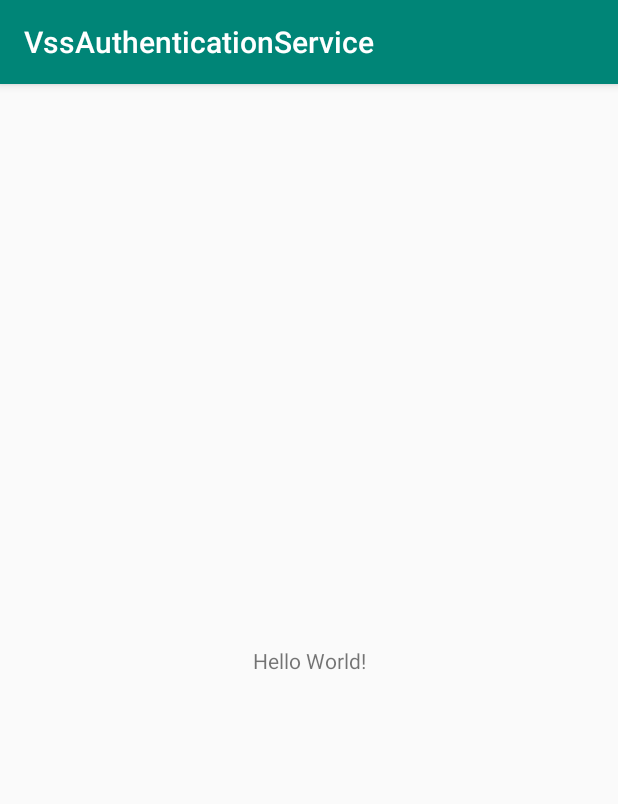
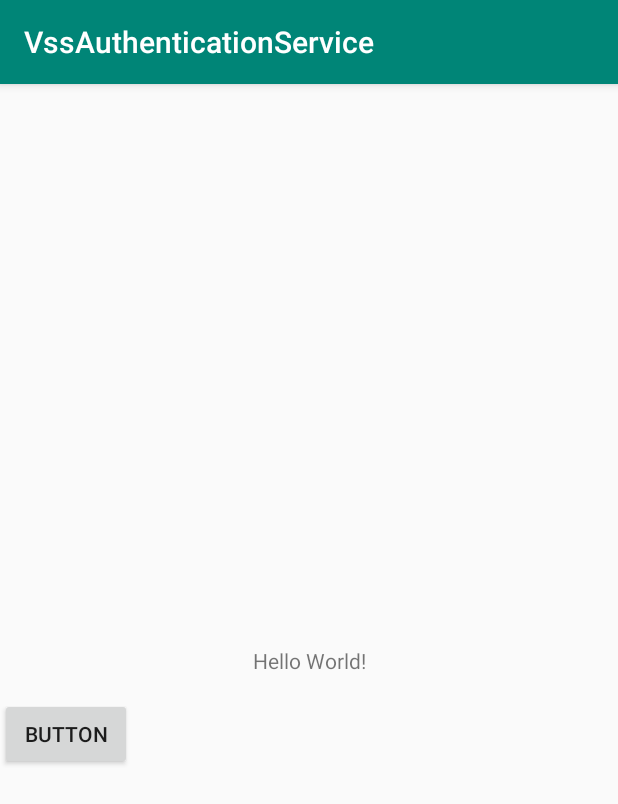
Before and after one commit to COVESA/aasig_dev_platform, an Android app: the screen it shows after launch (MainActivity), on a phone screen of 412 x 824 dp. Shown: the top 804 px of the screen. Run offline under Robolectric (Android 15) with nearby library versions, the light colour scheme and no system bars; 1 statement that could not run was skipped.

Commit message:
Add button for token in example app
+ Change applicationid for conflicting id with service apk

```diff
--- a/vendor/genivi/modules/VssAuthenticationService/ExampleAppJava/build.gradle
+++ b/vendor/genivi/modules/VssAuthenticationService/ExampleAppJava/build.gradle
@@ -3,7 +3,7 @@ apply plugin: 'com.android.application'
 android {
     compileSdkVersion 28
     defaultConfig {
-        applicationId "org.genivi.vss.authenticationservice"
+        applicationId "org.genivi.vss.authenticationservice.example"
         minSdkVersion 28
         targetSdkVersion 28
         versionCode 1
--- a/vendor/genivi/modules/VssAuthenticationService/ExampleAppJava/src/main/AndroidManifest.xml
+++ b/vendor/genivi/modules/VssAuthenticationService/ExampleAppJava/src/main/AndroidManifest.xml
@@ -1,6 +1,6 @@
 <?xml version="1.0" encoding="utf-8"?>
 <manifest xmlns:android="http://schemas.android.com/apk/res/android"
-    package="org.genivi.vss.authenticationservice">
+    package="org.genivi.vss.authenticationservice.example">
 
     <application
         android:allowBackup="true"
--- a/vendor/genivi/modules/VssAuthenticationService/ExampleAppJava/src/main/res/layout/activity_main.xml
+++ b/vendor/genivi/modules/VssAuthenticationService/ExampleAppJava/src/main/res/layout/activity_main.xml
@@ -7,6 +7,7 @@
     tools:context=".MainActivity">
 
     <TextView
+        android:id="@+id/textView"
         android:layout_width="wrap_content"
         android:layout_height="wrap_content"
         android:text="Hello World!"
@@ -15,4 +16,13 @@
         app:layout_constraintRight_toRightOf="parent"
         app:layout_constraintTop_toTopOf="parent" />
 
+    <Button
+        android:id="@+id/button"
+        android:layout_width="wrap_content"
+        android:layout_height="wrap_content"
+        android:layout_marginTop="15dp"
+        android:text="Button"
+        app:layout_constraintTop_toBottomOf="@+id/textView"
+        tools:layout_editor_absoluteX="160dp" />
+
 </androidx.constraintlayout.widget.ConstraintLayout>
```
Also changed, not shown: vendor/genivi/modules/VssAuthenticationService/ExampleAppJava/src/main/java/org/genivi/vss/authenticationservice/MainActivity.java (+21 -4 lines).
